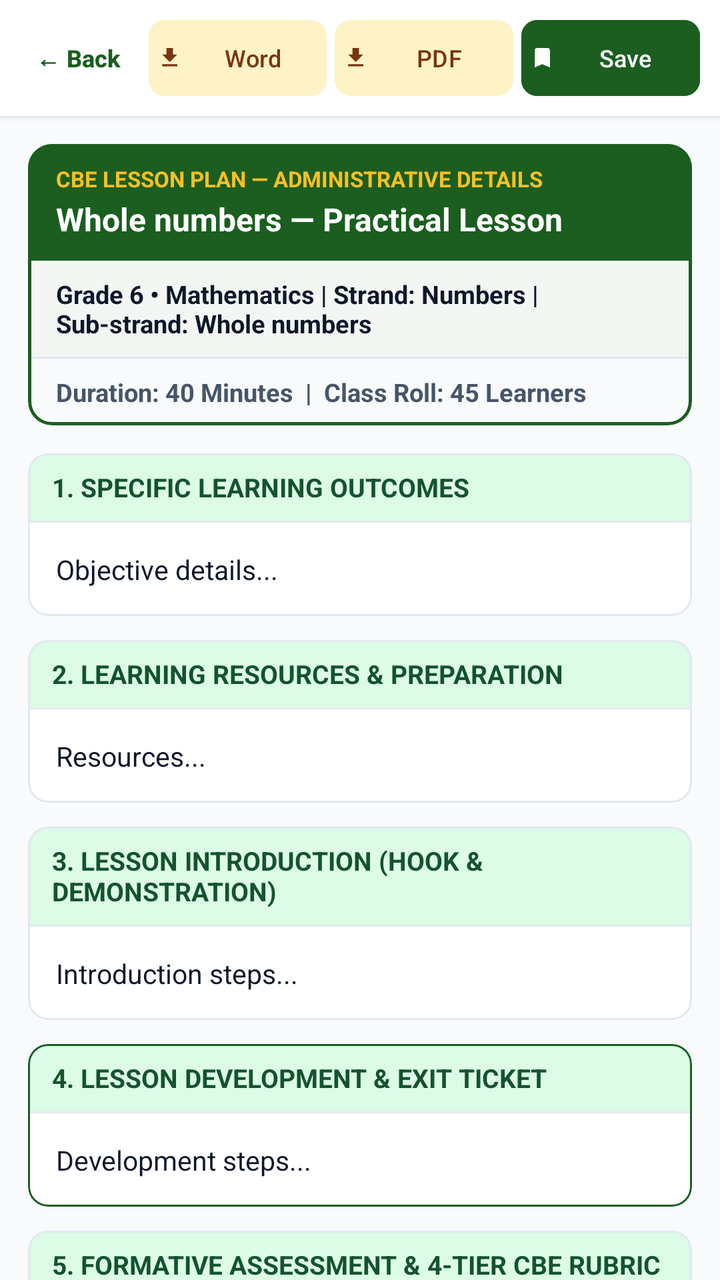
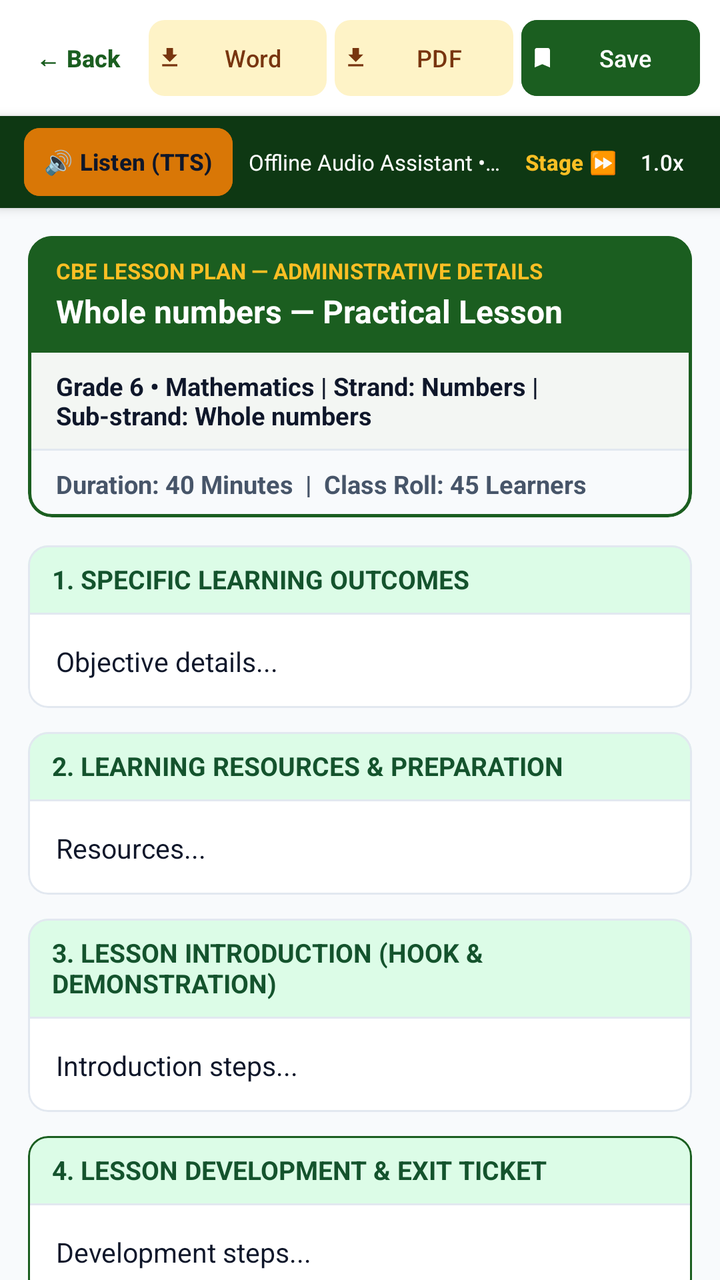

Two renders of the same Android screen: before a commit and after it. Below are the layout's source before the change and the commit's diff.
<!-- AndroidManifest.xml: application theme Theme.MwalimuAI -->
<!-- res/layout/fragment_lesson_preview.xml -->
<?xml version="1.0" encoding="utf-8"?>
<androidx.constraintlayout.widget.ConstraintLayout xmlns:android="http://schemas.android.com/apk/res/android"
    xmlns:app="http://schemas.android.com/apk/res-auto"
    android:layout_width="match_parent"
    android:layout_height="match_parent"
    android:background="@color/background">

    
    <LinearLayout
        android:id="@+id/layoutActionButtons"
        android:layout_width="match_parent"
        android:layout_height="wrap_content"
        android:background="@color/surface"
        android:elevation="2dp"
        android:gravity="center_vertical"
        android:orientation="horizontal"
        android:padding="10dp"
        app:layout_constraintTop_toTopOf="parent">

        
        <com.google.android.material.button.MaterialButton
            android:id="@+id/btnReturnBack"
            style="@style/Widget.Material3.Button.TextButton"
            android:layout_width="wrap_content"
            android:layout_height="38dp"
            android:layout_marginEnd="6dp"
            android:insetTop="0dp"
            android:insetBottom="0dp"
            android:minWidth="0dp"
            android:paddingHorizontal="8dp"
            android:text="← Back"
            android:textColor="@color/primary"
            android:textSize="12sp"
            android:textStyle="bold"
            app:cornerRadius="8dp" />

        <com.google.android.material.button.MaterialButton
            android:id="@+id/btnExportWord"
            style="@style/Widget.Material3.Button.TonalButton"
            android:layout_width="0dp"
            android:layout_height="38dp"
            android:layout_marginEnd="4dp"
            android:layout_weight="1"
            android:insetTop="0dp"
            android:insetBottom="0dp"
            android:minWidth="0dp"
            android:paddingHorizontal="4dp"
            android:singleLine="true"
            android:text="Word"
            android:textSize="12sp"
            app:cornerRadius="8dp"
            app:icon="@drawable/ic_download"
            app:iconPadding="2dp"
            app:iconSize="13dp" />

        <com.google.android.material.button.MaterialButton
            android:id="@+id/btnExportPdf"
            style="@style/Widget.Material3.Button.TonalButton"
            android:layout_width="0dp"
            android:layout_height="38dp"
            android:layout_marginEnd="4dp"
            android:layout_weight="1"
            android:insetTop="0dp"
            android:insetBottom="0dp"
            android:minWidth="0dp"
            android:paddingHorizontal="4dp"
            android:singleLine="true"
            android:text="PDF"
            android:textSize="12sp"
            app:cornerRadius="8dp"
            app:icon="@drawable/ic_download"
            app:iconPadding="2dp"
            app:iconSize="13dp" />

        <com.google.android.material.button.MaterialButton
            android:id="@+id/btnSaveLesson"
            style="@style/Widget.Material3.Button"
            android:layout_width="0dp"
            android:layout_height="38dp"
            android:layout_weight="1"
            android:backgroundTint="@color/primary"
            android:insetTop="0dp"
            android:insetBottom="0dp"
            android:minWidth="0dp"
            android:paddingHorizontal="4dp"
            android:singleLine="true"
            android:text="Save"
            android:textSize="12sp"
            app:cornerRadius="8dp"
            app:icon="@drawable/ic_bookmark"
            app:iconPadding="2dp"
            app:iconSize="13dp" />
    </LinearLayout>

    <androidx.core.widget.NestedScrollView
        android:layout_width="match_parent"
        android:layout_height="0dp"
        android:fillViewport="true"
        app:layout_constraintBottom_toBottomOf="parent"
        app:layout_constraintTop_toBottomOf="@+id/layoutActionButtons">

        <LinearLayout
            android:layout_width="match_parent"
            android:layout_height="wrap_content"
            android:orientation="vertical"
            android:padding="14dp">

            
            <com.google.android.material.card.MaterialCardView
                android:layout_width="match_parent"
                android:layout_height="wrap_content"
                android:layout_marginBottom="14dp"
                app:cardBackgroundColor="@color/surface"
                app:cardCornerRadius="12dp"
                app:cardElevation="1dp"
                app:strokeColor="@color/primary"
                app:strokeWidth="1.5dp">

                <LinearLayout
                    android:layout_width="match_parent"
                    android:layout_height="wrap_content"
                    android:orientation="vertical">

                    
                    <LinearLayout
                        android:layout_width="match_parent"
                        android:layout_height="wrap_content"
                        android:background="@color/primary"
                        android:orientation="vertical"
                        android:paddingHorizontal="14dp"
                        android:paddingVertical="10dp">

                        <TextView
                            android:layout_width="wrap_content"
                            android:layout_height="wrap_content"
                            android:text="CBE LESSON PLAN — ADMINISTRATIVE DETAILS"
                            android:textColor="@color/secondary_light"
                            android:textSize="11sp"
                            android:textStyle="bold" />

                        <TextView
                            android:id="@+id/tvPreviewLessonTitle"
                            android:layout_width="match_parent"
                            android:layout_height="wrap_content"
                            android:layout_marginTop="2dp"
                            android:text="Whole numbers — Practical Lesson"
                            android:textColor="@color/white"
                            android:textSize="16sp"
                            android:textStyle="bold" />
                    </LinearLayout>

                    
                    <TextView
                        android:id="@+id/tvPreviewStrandMeta"
                        android:layout_width="match_parent"
                        android:layout_height="wrap_content"
                        android:paddingHorizontal="14dp"
                        android:paddingVertical="8dp"
                        android:text="Grade 6 • Mathematics | Strand: Numbers | Sub-strand: Whole numbers"
                        android:textColor="@color/text_primary"
                        android:textSize="12.5sp"
                        android:textStyle="bold" />

                    <View
                        android:layout_width="match_parent"
                        android:layout_height="1dp"
                        android:background="@color/border_light" />

                    
                    <TextView
                        android:id="@+id/tvPreviewClassMeta"
                        android:layout_width="match_parent"
                        android:layout_height="wrap_content"
                        android:background="@color/background"
                        android:paddingHorizontal="14dp"
                        android:paddingVertical="8dp"
                        android:text="Duration: 40 Minutes  |  Class Roll: 45 Learners"
                        android:textColor="@color/text_secondary"
                        android:textSize="12.5sp"
                        android:textStyle="bold" />
                </LinearLayout>
            </com.google.android.material.card.MaterialCardView>

            
            <com.google.android.material.card.MaterialCardView
                android:layout_width="match_parent"
                android:layout_height="wrap_content"
                android:layout_marginBottom="12dp"
                app:cardBackgroundColor="@color/surface"
                app:cardCornerRadius="10dp"
                app:cardElevation="0dp"
                app:strokeColor="@color/border_light"
                app:strokeWidth="1dp">

                <LinearLayout
                    android:layout_width="match_parent"
                    android:layout_height="wrap_content"
                    android:orientation="vertical">

                    <TextView
                        android:layout_width="match_parent"
                        android:layout_height="wrap_content"
                        android:background="@color/primary_container"
                        android:paddingHorizontal="12dp"
                        android:paddingVertical="8dp"
                        android:text="1. SPECIFIC LEARNING OUTCOMES"
                        android:textColor="@color/on_primary_container"
                        android:textSize="13sp"
                        android:textStyle="bold" />

                    <View
                        android:layout_width="match_parent"
                        android:layout_height="1dp"
                        android:background="@color/border_light" />

                    <TextView
                        android:id="@+id/tvPreviewObjective"
                        android:layout_width="match_parent"
                        android:layout_height="wrap_content"
                        android:lineSpacingExtra="4dp"
                        android:padding="14dp"
                        android:text="Objective details..."
                        android:textColor="@color/text_primary"
                        android:textSize="13.5sp" />
                </LinearLayout>
            </com.google.android.material.card.MaterialCardView>

            
            <com.google.android.material.card.MaterialCardView
                android:layout_width="match_parent"
                android:layout_height="wrap_content"
                android:layout_marginBottom="12dp"
                app:cardBackgroundColor="@color/surface"
                app:cardCornerRadius="10dp"
                app:cardElevation="0dp"
                app:strokeColor="@color/border_light"
                app:strokeWidth="1dp">

                <LinearLayout
                    android:layout_width="match_parent"
                    android:layout_height="wrap_content"
                    android:orientation="vertical">

                    <TextView
                        android:layout_width="match_parent"
                        android:layout_height="wrap_content"
                        android:background="@color/primary_container"
                        android:paddingHorizontal="12dp"
                        android:paddingVertical="8dp"
                        android:text="2. LEARNING RESOURCES &amp; PREPARATION"
                        android:textColor="@color/on_primary_container"
                        android:textSize="13sp"
                        android:textStyle="bold" />

                    <View
                        android:layout_width="match_parent"
                        android:layout_height="1dp"
                        android:background="@color/border_light" />

                    <TextView
                        android:id="@+id/tvPreviewResources"
                        android:layout_width="match_parent"
                        android:layout_height="wrap_content"
                        android:lineSpacingExtra="4dp"
                        android:padding="14dp"
                        android:text="Resources..."
                        android:textColor="@color/text_primary"
                        android:textSize="13.5sp" />
                </LinearLayout>
            </com.google.android.material.card.MaterialCardView>

            
            <com.google.android.material.card.MaterialCardView
                android:layout_width="match_parent"
                android:layout_height="wrap_content"
                android:layout_marginBottom="12dp"
                app:cardBackgroundColor="@color/surface"
                app:cardCornerRadius="10dp"
                app:cardElevation="0dp"
                app:strokeColor="@color/border_light"
                app:strokeWidth="1dp">

                <LinearLayout
                    android:layout_width="match_parent"
                    android:layout_height="wrap_content"
                    android:orientation="vertical">

                    <TextView
                        android:layout_width="match_parent"
                        android:layout_height="wrap_content"
                        android:background="@color/primary_container"
                        android:paddingHorizontal="12dp"
                        android:paddingVertical="8dp"
                        android:text="3. LESSON INTRODUCTION (HOOK &amp; DEMONSTRATION)"
                        android:textColor="@color/on_primary_container"
                        android:textSize="13sp"
                        android:textStyle="bold" />

                    <View
                        android:layout_width="match_parent"
                        android:layout_height="1dp"
                        android:background="@color/border_light" />

                    <TextView
                        android:id="@+id/tvPreviewIntro"
                        android:layout_width="match_parent"
                        android:layout_height="wrap_content"
                        android:lineSpacingExtra="4dp"
                        android:padding="14dp"
                        android:text="Introduction steps..."
                        android:textColor="@color/text_primary"
                        android:textSize="13.5sp" />
                </LinearLayout>
            </com.google.android.material.card.MaterialCardView>

            
            <com.google.android.material.card.MaterialCardView
                android:layout_width="match_parent"
                android:layout_height="wrap_content"
                android:layout_marginBottom="12dp"
                app:cardBackgroundColor="@color/surface"
                app:cardCornerRadius="10dp"
                app:cardElevation="0dp"
                app:strokeColor="@color/primary"
                app:strokeWidth="1dp">

                <LinearLayout
                    android:layout_width="match_parent"
                    android:layout_height="wrap_content"
                    android:orientation="vertical">

                    <TextView
                        android:layout_width="match_parent"
                        android:layout_height="wrap_content"
                        android:background="@color/primary_container"
                        android:paddingHorizontal="12dp"
                        android:paddingVertical="8dp"
                        android:text="4. LESSON DEVELOPMENT &amp; EXIT TICKET"
                        android:textColor="@color/on_primary_container"
                        android:textSize="13sp"
                        android:textStyle="bold" />

                    <View
                        android:layout_width="match_parent"
                        android:layout_height="1dp"
                        android:background="@color/border_light" />

                    <TextView
                        android:id="@+id/tvPreviewDevelopment"
                        android:layout_width="match_parent"
                        android:layout_height="wrap_content"
                        android:lineSpacingExtra="4dp"
                        android:padding="14dp"
                        android:text="Development steps..."
                        android:textColor="@color/text_primary"
                        android:textSize="13.5sp" />
                </LinearLayout>
            </com.google.android.material.card.MaterialCardView>

            
            <com.google.android.material.card.MaterialCardView
                android:layout_width="match_parent"
                android:layout_height="wrap_content"
                android:layout_marginBottom="12dp"
                app:cardBackgroundColor="@color/surface"
                app:cardCornerRadius="10dp"
                app:cardElevation="0dp"
                app:strokeColor="@color/border_light"
                app:strokeWidth="1dp">

                <LinearLayout
                    android:layout_width="match_parent"
                    android:layout_height="wrap_content"
                    android:orientation="vertical">

                    <TextView
                        android:layout_width="match_parent"
                        android:layout_height="wrap_content"
                        android:background="@color/primary_container"
                        android:paddingHorizontal="12dp"
                        android:paddingVertical="8dp"
                        android:text="5. FORMATIVE ASSESSMENT &amp; 4-TIER CBE RUBRIC"
                        android:textColor="@color/on_primary_container"
                        android:textSize="13sp"
                        android:textStyle="bold" />

                    <View
                        android:layout_width="match_parent"
                        android:layout_height="1dp"
                        android:background="@color/border_light" />

                    <TextView
                        android:id="@+id/tvPreviewAssessment"
                        android:layout_width="match_parent"
                        android:layout_height="wrap_content"
                        android:lineSpacingExtra="4dp"
                        android:padding="14dp"
                        android:text="Assessment criteria..."
                        android:textColor="@color/text_primary"
                        android:textSize="13.5sp" />
                </LinearLayout>
            </com.google.android.material.card.MaterialCardView>

            
            <com.google.android.material.card.MaterialCardView
                android:layout_width="match_parent"
                android:layout_height="wrap_content"
                android:layout_marginBottom="12dp"
                app:cardBackgroundColor="@color/surface"
                app:cardCornerRadius="10dp"
                app:cardElevation="0dp"
                app:strokeColor="@color/border_light"
                app:strokeWidth="1dp">

                <LinearLayout
                    android:layout_width="match_parent"
                    android:layout_height="wrap_content"
                    android:orientation="vertical">

                    <TextView
                        android:layout_width="match_parent"
                        android:layout_height="wrap_content"
                        android:background="@color/primary_container"
                        android:paddingHorizontal="12dp"
                        android:paddingVertical="8dp"
                        android:text="6. LARGE CLASS SQUAD ROLES &amp; INCLUSION"
                        android:textColor="@color/on_primary_container"
                        android:textSize="13sp"
                        android:textStyle="bold" />

                    <View
                        android:layout_width="match_parent"
                        android:layout_height="1dp"
                        android:background="@color/border_light" />

                    <TextView
                        android:id="@+id/tvPreviewInclusion"
                        android:layout_width="match_parent"
                        android:layout_height="wrap_content"
                        android:lineSpacingExtra="4dp"
                        android:padding="14dp"
                        android:text="Inclusion..."
                        android:textColor="@color/text_primary"
                        android:textSize="13.5sp" />
                </LinearLayout>
            </com.google.android.material.card.MaterialCardView>

            
            <com.google.android.material.card.MaterialCardView
                android:layout_width="match_parent"
                android:layout_height="wrap_content"
                android:layout_marginBottom="20dp"
                app:cardBackgroundColor="@color/surface"
                app:cardCornerRadius="10dp"
                app:cardElevation="0dp"
                app:strokeColor="@color/border_light"
                app:strokeWidth="1dp">

                <LinearLayout
                    android:layout_width="match_parent"
                    android:layout_height="wrap_content"
                    android:orientation="vertical">

                    <TextView
                        android:layout_width="match_parent"
                        android:layout_height="wrap_content"
                        android:background="@color/primary_container"
                        android:paddingHorizontal="12dp"
                        android:paddingVertical="8dp"
                        android:text="7. TEACHER POST-LESSON REFLECTION"
                        android:textColor="@color/on_primary_container"
                        android:textSize="13sp"
                        android:textStyle="bold" />

                    <View
                        android:layout_width="match_parent"
                        android:layout_height="1dp"
                        android:background="@color/border_light" />

                    <TextView
                        android:id="@+id/tvPreviewReflection"
                        android:layout_width="match_parent"
                        android:layout_height="wrap_content"
                        android:lineSpacingExtra="4dp"
                        android:padding="14dp"
                        android:text="Reflection questions..."
                        android:textColor="@color/text_primary"
                        android:textSize="13.5sp" />
                </LinearLayout>
            </com.google.android.material.card.MaterialCardView>

            
            <LinearLayout
                android:layout_width="match_parent"
                android:layout_height="wrap_content"
                android:layout_marginTop="4dp"
                android:layout_marginBottom="36dp"
                android:gravity="center"
                android:orientation="horizontal">

                <com.google.android.material.button.MaterialButton
                    android:id="@+id/btnBottomPlanAnother"
                    style="@style/Widget.Material3.Button.OutlinedButton"
                    android:layout_width="0dp"
                    android:layout_height="48dp"
                    android:layout_marginEnd="6dp"
                    android:layout_weight="1"
                    android:text="Plan Another"
                    android:textSize="13sp"
                    app:cornerRadius="10dp" />

                <com.google.android.material.button.MaterialButton
                    android:id="@+id/btnBottomGoToSaved"
                    style="@style/Widget.Material3.Button"
                    android:layout_width="0dp"
                    android:layout_height="48dp"
                    android:layout_marginStart="6dp"
                    android:layout_weight="1"
                    android:backgroundTint="@color/primary"
                    android:text="Saved Lessons"
                    android:textSize="13sp"
                    app:cornerRadius="10dp" />
            </LinearLayout>

        </LinearLayout>
    </androidx.core.widget.NestedScrollView>

</androidx.constraintlayout.widget.ConstraintLayout>
<!-- resources referenced by this layout -->
<resources>
  <color name="background">#F8FAFC</color>
  <color name="border_light">#E2E8F0</color>
  <color name="on_primary_container">#14532D</color>
  <color name="primary">#1B5E20</color>
  <color name="primary_container">#DCFCE7</color>
  <color name="secondary_light">#FBBF24</color>
  <color name="surface">#FFFFFF</color>
  <color name="text_primary">#0F172A</color>
  <color name="text_secondary">#475569</color>
  <color name="white">#FFFFFFFF</color>
  <!-- drawable ic_bookmark (drawable) -->
  <vector xmlns:android="http://schemas.android.com/apk/res/android"
      android:width="24dp"
      android:height="24dp"
      android:viewportWidth="24"
      android:viewportHeight="24">
    <path
        android:fillColor="@android:color/white"
        android:pathData="M17,3H7c-1.1,0 -1.99,0.9 -1.99,2L5,21l7,-3 7,3V5c0,-1.1 -0.9,-2 -2,-2z"/>
  </vector>
  <!-- drawable ic_download (drawable) -->
  <vector xmlns:android="http://schemas.android.com/apk/res/android"
      android:width="24dp"
      android:height="24dp"
      android:viewportWidth="24"
      android:viewportHeight="24">
    <path
        android:fillColor="@android:color/white"
        android:pathData="M19,9h-4V3H9v6H5l7,7 7,-7zM5,18v2h14v-2H5z"/>
  </vector>
  <style name="Theme.MwalimuAI" parent="Theme.Material3.DayNight.NoActionBar">
          
          <item name="colorPrimary">@color/primary</item>
          <item name="colorOnPrimary">@color/white</item>
          <item name="colorPrimaryContainer">@color/primary_container</item>
          <item name="colorOnPrimaryContainer">@color/on_primary_container</item>
          
          
          <item name="colorSecondary">@color/secondary</item>
          <item name="colorOnSecondary">@color/white</item>
          <item name="colorSecondaryContainer">@color/secondary_container</item>
          <item name="colorOnSecondaryContainer">@color/on_secondary_container</item>
  
          
          <item name="colorTertiary">@color/tertiary</item>
          <item name="colorOnTertiary">@color/white</item>
          <item name="colorTertiaryContainer">@color/tertiary_container</item>
          <item name="colorOnTertiaryContainer">@color/on_tertiary_container</item>
  
          
          <item name="android:colorBackground">@color/background</item>
          <item name="colorSurface">@color/surface</item>
          <item name="colorOnSurface">@color/text_primary</item>
          <item name="colorSurfaceVariant">@color/surface_variant</item>
          <item name="colorOnSurfaceVariant">@color/text_secondary</item>
  
          
          <item name="android:statusBarColor">@color/primary_dark</item>
          <item name="android:windowLightStatusBar">false</item>
          <item name="android:navigationBarColor">@color/surface</item>
          <item name="android:windowLightNavigationBar">true</item>
      </style>
  <color name="secondary">#D97706</color>
  <color name="secondary_container">#FEF3C7</color>
  <color name="on_secondary_container">#78350F</color>
  <color name="tertiary">#0284C7</color>
  <color name="tertiary_container">#E0F2FE</color>
  <color name="on_tertiary_container">#0369A1</color>
  <color name="surface_variant">#F1F5F9</color>
  <color name="primary_dark">#0E3813</color>
</resources>

<!-- the commit's change to res/layout/fragment_lesson_preview.xml (unified diff, before → after) -->
@@ -92,12 +92,81 @@
             app:iconSize="13dp" />
     </LinearLayout>
 
+    
+    <LinearLayout
+        android:id="@+id/layoutAudioAssistantBar"
+        android:layout_width="match_parent"
+        android:layout_height="wrap_content"
+        android:background="@color/primary_dark"
+        android:elevation="3dp"
+        android:gravity="center_vertical"
+        android:orientation="horizontal"
+        android:paddingHorizontal="12dp"
+        android:paddingVertical="6dp"
+        app:layout_constraintTop_toBottomOf="@+id/layoutActionButtons">
+
+        <com.google.android.material.button.MaterialButton
+            android:id="@+id/btnAudioPlayPause"
+            style="@style/Widget.Material3.Button"
+            android:layout_width="wrap_content"
+            android:layout_height="34dp"
+            android:backgroundTint="@color/secondary"
+            android:insetTop="0dp"
+            android:insetBottom="0dp"
+            android:minWidth="0dp"
+            android:paddingHorizontal="10dp"
+            android:text="🔊 Listen (TTS)"
+            android:textColor="@color/text_primary"
+            android:textSize="11.5sp"
+            android:textStyle="bold"
+            app:cornerRadius="8dp" />
+
+        <TextView
+            android:id="@+id/tvAudioStatus"
+            android:layout_width="0dp"
+            android:layout_height="wrap_content"
+            android:layout_marginStart="8dp"
+            android:layout_weight="1"
+            android:ellipsize="end"
+            android:singleLine="true"
+            android:text="Offline Audio Assistant • Ready"
+            android:textColor="@color/white"
+            android:textSize="11sp" />
+
+        <com.google.android.material.button.MaterialButton
+            android:id="@+id/btnAudioStageSkip"
+            style="@style/Widget.Material3.Button.TextButton"
+            android:layout_width="wrap_content"
+            android:layout_height="34dp"
+            android:insetTop="0dp"
+            android:insetBottom="0dp"
+            android:minWidth="0dp"
+            android:paddingHorizontal="6dp"
+            android:text="Stage ⏩"
+            android:textColor="@color/secondary_light"
+            android:textSize="11sp"
+            android:textStyle="bold" />
+
+        <com.google.android.material.button.MaterialButton
+            android:id="@+id/btnAudioSpeed"
+            style="@style/Widget.Material3.Button.TextButton"
+            android:layout_width="wrap_content"
+            android:layout_height="34dp"
+            android:insetTop="0dp"
+            android:insetBottom="0dp"
+            android:minWidth="0dp"
+            android:paddingHorizontal="6dp"
+            android:text="1.0x"
+            android:textColor="@color/white"
+            android:textSize="11sp" />
+    </LinearLayout>
+
     <androidx.core.widget.NestedScrollView
         android:layout_width="match_parent"
         android:layout_height="0dp"
         android:fillViewport="true"
         app:layout_constraintBottom_toBottomOf="parent"
-        app:layout_constraintTop_toBottomOf="@+id/layoutActionButtons">
+        app:layout_constraintTop_toBottomOf="@+id/layoutAudioAssistantBar">
 
         <LinearLayout
             android:layout_width="match_parent"
@@ -423,7 +492,7 @@
                         android:background="@color/primary_container"
                         android:paddingHorizontal="12dp"
                         android:paddingVertical="8dp"
-                        android:text="6. LARGE CLASS SQUAD ROLES &amp; INCLUSION"
+                        android:text="6. SNE UNIVERSAL DESIGN (UDL) &amp; INCLUSION"
                         android:textColor="@color/on_primary_container"
                         android:textSize="13sp"
                         android:textStyle="bold" />
